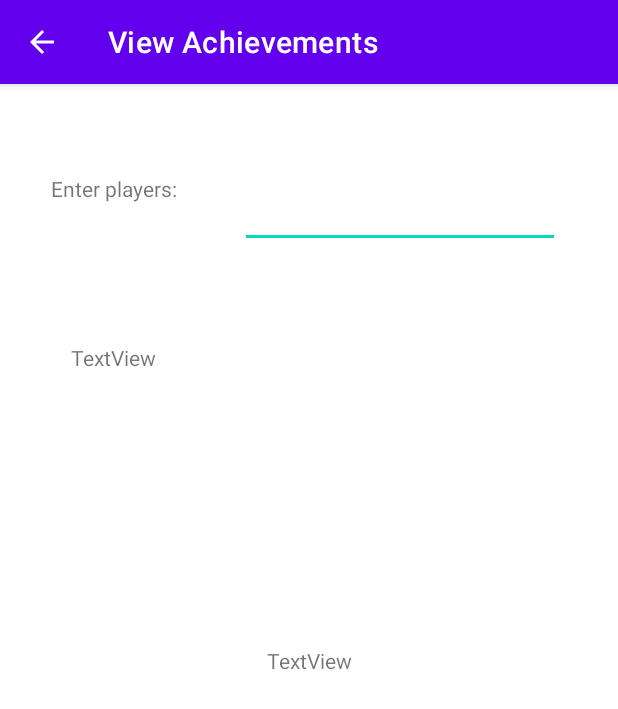
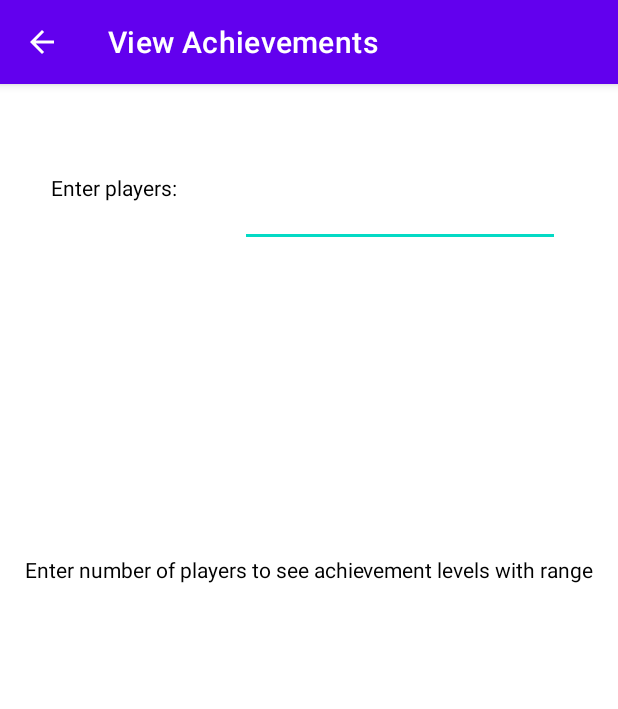
Before and after one commit to simran-nijjar/gameconfigurationapp, an Android app: the ViewAchievements screen opened directly, with no data from a screen before it, on a phone screen of 412 x 824 dp. Shown: the top 709 px of the screen. Run offline under Robolectric (Android 15) with nearby library versions, the phone set to English and light mode, and no system bars; 1 statement that could not run was skipped.

Commit message:
Add achievements.
Add back button in view achievements and check if bundle is null in ViewConfiguration

```diff
--- a/app/src/main/AndroidManifest.xml
+++ b/app/src/main/AndroidManifest.xml
@@ -66,7 +66,7 @@
             android:configChanges="keyboard|orientation|keyboardHidden|screenSize"
             android:exported="false"
             android:label="@string/viewAchievements"
-            android:parentActivityName=".MainActivity"
+            android:parentActivityName=".ViewConfiguration"
             android:screenOrientation="portrait">
             <meta-data
                 android:name="android.app.lib_name"
--- a/app/src/main/java/ca/sfu/dba56/cmpt276/ViewAchievements.java
+++ b/app/src/main/java/ca/sfu/dba56/cmpt276/ViewAchievements.java
@@ -5,10 +5,12 @@ import android.content.Intent;
 import android.os.Bundle;
 import android.text.Editable;
 import android.text.TextWatcher;
+import android.view.View;
 import android.widget.EditText;
 import android.widget.TextView;
 import android.widget.Toast;
 
+import androidx.appcompat.app.ActionBar;
 import androidx.appcompat.app.AppCompatActivity;
 
 import ca.sfu.dba56.cmpt276.model.Achievements;
@@ -28,11 +30,14 @@ public class ViewAchievements extends AppCompatActivity {
     protected void onCreate(Bundle savedInstanceState) {
         super.onCreate(savedInstanceState);
         setContentView(R.layout.view_achievements);
-        noAchievementsDisplayed = findViewById(R.id.emptyAchievements);
+        noAchievementsDisplayed = findViewById(R.id.emptyAchievementsList);
         numPlayers = findViewById(R.id.userInputPlayers);
         numPlayers.addTextChangedListener(textWatcher);
         Bundle b = getIntent().getExtras();
         indexOfGame = b.getInt("Achievement Game Name");
+        displayAchievements = findViewById(R.id.listOfAchievements);
+        ActionBar actionBar = getSupportActionBar();
+        actionBar.setDisplayHomeAsUpEnabled(true);
     }
 
     public static Intent makeIntent(Context context){
@@ -42,25 +47,29 @@ public class ViewAchievements extends AppCompatActivity {
     private TextWatcher textWatcher = new TextWatcher() {
         @Override
         public void beforeTextChanged(CharSequence s, int start, int count, int after) {
-            noAchievementsDisplayed.setText("Enter number of players to see achievement levels with minimum required score\n");
+            noAchievementsDisplayed.setText(R.string.emptyAchievementsMsg);
         }
         @Override
         public void onTextChanged(CharSequence s, int start, int before, int count) {
             numPlayersStr = numPlayers.getText().toString();
+            noAchievementsDisplayed.setVisibility(View.GONE);
             if(!numPlayersStr.isEmpty()){
-                noAchievementsDisplayed.setText("");
                 numPlayersInt = Integer.parseInt(numPlayersStr);
-                displayAchievementLevels();
+                if (numPlayersInt < 1){
+                    Toast.makeText(ViewAchievements.this, "Number of players must be greater than 0", Toast.LENGTH_SHORT).show();
+                }
+                else {
+                    displayAchievementLevels();
+                }
             }
         }
         @Override
         public void afterTextChanged(Editable s) {
-
         }
     };
 
     private void displayAchievementLevels(){
-        String achievementLevels = " ";
+        String achievementLevels = "";
         numPlayers = findViewById(R.id.userInputPlayers);
         numPlayersStr = numPlayers.getText().toString();
         numPlayersInt = Integer.parseInt(numPlayersStr);
@@ -69,7 +78,6 @@ public class ViewAchievements extends AppCompatActivity {
         int minScore = achievements.calculateMinMaxScore(manager.get(indexOfGame).getMinPoorScoreFromConfig(), numPlayersInt);
         int maxScore = achievements.calculateMinMaxScore(manager.get(indexOfGame).getMaxBestScoreFromConfig(), numPlayersInt);
         range = achievements.calculateLevelRange(minScore, maxScore);
-        Toast.makeText(this, "min " + minScore + " max " + maxScore + " players " + numPlayersInt + " range " + range, Toast.LENGTH_SHORT).show();
         int newStartRange = 0;
         achievementLevels += "Worst Game Level: Range < " + minScore + "\n";
         for (int i = 1; i < achievements.getIndex() + 1; i++){
@@ -89,7 +97,6 @@ public class ViewAchievements extends AppCompatActivity {
             }
         }
         achievementLevels += "\n";
-        displayAchievements = findViewById(R.id.listOfAchievements);
         displayAchievements.setText(achievementLevels);
     }
 }
--- a/app/src/main/java/ca/sfu/dba56/cmpt276/ViewConfiguration.java
+++ b/app/src/main/java/ca/sfu/dba56/cmpt276/ViewConfiguration.java
@@ -22,7 +22,7 @@ public class ViewConfiguration extends AppCompatActivity {
 
     private TextView expPoorScoreEditTxt;
     private TextView expGreatScoreEditTxt;
-    int currentConfigPosition;
+    private int currentConfigPosition;
     @Override
     protected void onCreate(Bundle savedInstanceState) {
         super.onCreate(savedInstanceState);
@@ -33,7 +33,9 @@ public class ViewConfiguration extends AppCompatActivity {
 
         //check what position of configuration was selected
         Bundle b = getIntent().getExtras();
-        currentConfigPosition = b.getInt(getString(R.string.selected_config_position));
+        if (b != null) {
+            currentConfigPosition = b.getInt(getString(R.string.selected_config_position));
+        }
         ConfigurationsManager manager = ConfigurationsManager.getInstance();
         Configuration currentConfig = manager.get(currentConfigPosition);
         //Activity Name
--- a/app/src/main/res/layout/view_achievements.xml
+++ b/app/src/main/res/layout/view_achievements.xml
@@ -9,18 +9,21 @@
         android:id="@+id/listOfAchievements"
         android:layout_width="318dp"
         android:layout_height="514dp"
-        android:text="TextView"
+        android:text=""
+        android:textColor="#000000"
         app:layout_constraintBottom_toBottomOf="parent"
         app:layout_constraintEnd_toEndOf="parent"
+        app:layout_constraintHorizontal_bias="0.365"
         app:layout_constraintStart_toStartOf="parent"
         app:layout_constraintTop_toTopOf="parent"
-        app:layout_constraintVertical_bias="0.681" />
+        app:layout_constraintVertical_bias="0.677" />
 
     <TextView
         android:id="@+id/txtEnterPlayers"
         android:layout_width="wrap_content"
         android:layout_height="wrap_content"
         android:text="Enter players: "
+        android:textColor="#000000"
         app:layout_constraintBottom_toTopOf="@+id/listOfAchievements"
         app:layout_constraintEnd_toEndOf="parent"
         app:layout_constraintHorizontal_bias="0.105"
@@ -40,13 +43,16 @@
         app:layout_constraintTop_toTopOf="parent" />
 
     <TextView
-        android:id="@+id/emptyAchievements"
+        android:id="@+id/emptyAchievementsList"
         android:layout_width="wrap_content"
         android:layout_height="wrap_content"
-        android:text="TextView"
+        android:text="@string/emptyAchievementsMsg"
+        android:textColor="#000000"
         app:layout_constraintBottom_toBottomOf="parent"
         app:layout_constraintEnd_toEndOf="parent"
+        app:layout_constraintHorizontal_bias="0.498"
         app:layout_constraintStart_toStartOf="parent"
-        app:layout_constraintTop_toTopOf="parent" />
+        app:layout_constraintTop_toBottomOf="@+id/userInputPlayers"
+        app:layout_constraintVertical_bias="0.321" />
 
 </androidx.constraintlayout.widget.ConstraintLayout>
--- a/app/src/main/res/values/strings.xml
+++ b/app/src/main/res/values/strings.xml
@@ -29,4 +29,5 @@
     <string name="num_player">Enter the number of players:</string>
     <string name="combined_score">Enter the combined score of all players:</string>
     <string name="selected_config_position">selected position</string>
+    <string name="emptyAchievementsMsg">Enter number of players to see achievement levels with range</string>
 </resources>
```
